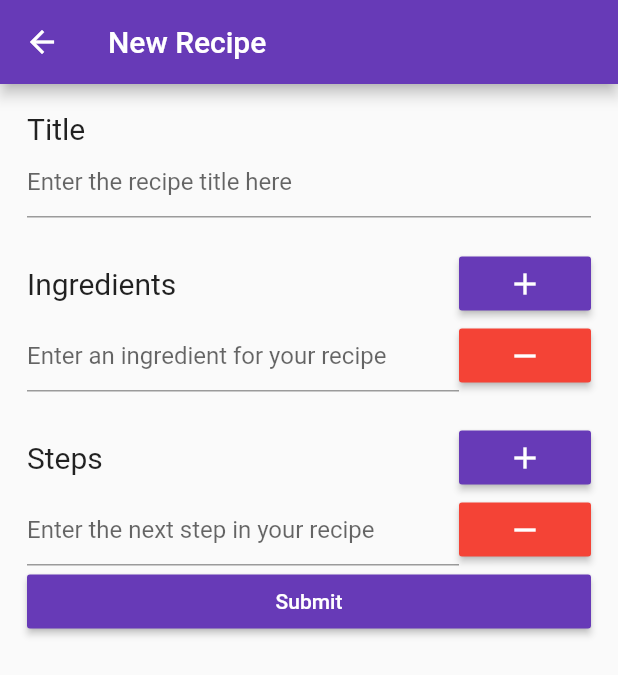
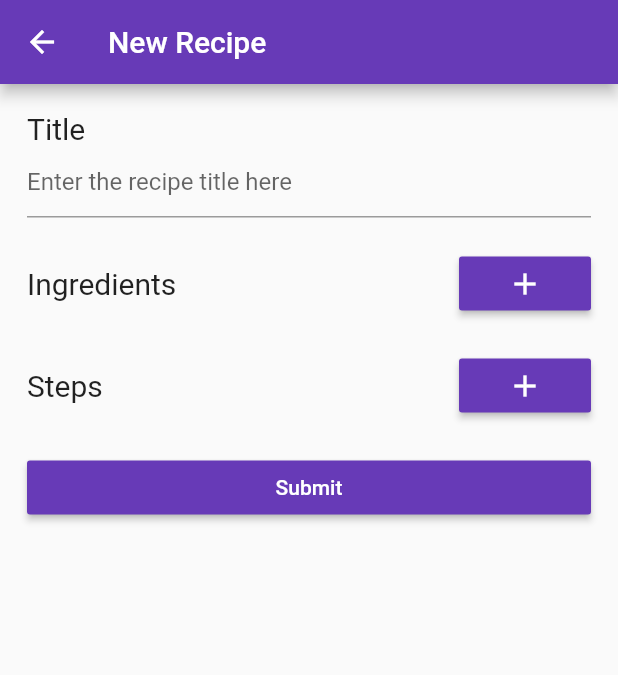
Before and after one commit to hfcook3/meal-manager, a Flutter app: the screen it shows after launch, after a tap on the "add" icon, on a phone screen of 412 x 824 dp. Shown: the top 675 px of the screen. Run offline on Flutter 3.47's test engine with Material 2 defaults, Android fonts, the phone set to English and light mode, and no system bars; our stand-ins replace sqflite; accounts and stored records are empty.

Commit message:
Able to add title-only recipe to DB and refresh list on submit

```diff
--- a/lib/main.dart
+++ b/lib/main.dart
@@ -22,26 +22,7 @@ class MealManagerState extends State<MealManager> {
         theme: ThemeData(
           primarySwatch: Colors.deepPurple,
         ),
-        home: Home());
-  }
-}
-
-class Home extends StatelessWidget {
-  @override
-  Widget build(BuildContext context) {
-    return Scaffold(
-      appBar: AppBar(
-        title: Text('Meal Manager'),
-      ),
-      body: RecipeList(),
-      floatingActionButton: FloatingActionButton(
-        child: Icon(Icons.add),
-        onPressed: () {
-          Navigator.push(context,
-              MaterialPageRoute(builder: (context) => RecipeFormHome()));
-        },
-      ),
-    );
+        home: RecipeList());
   }
 }
 
@@ -59,27 +40,59 @@ class RecipeListState extends State<RecipeList> {
     var dbPath = await getDatabasesPath();
     await Directory(dbPath).create(recursive: true);
 
-    database = await openDatabase(join(dbPath, 'meal_manager.db'));
+    database = await openDatabase(
+      join(dbPath, 'meal_manager.db'),
+      version: 1,
+      onCreate: (Database db, int version) async {
+        await db
+            .execute('CREATE TABLE Recipe(id INTEGER PRIMARY KEY, title TEXT)');
+      },
+    );
     _recipeList = await recipes();
   }
 
   Future<List<Recipe>> recipes() async {
     List<Map<String, dynamic>> recipes;
     try {
-      recipes = await database.query('recipes');
+      recipes = await database.query('Recipe');
     } on Exception catch (e) {
       return new List<Recipe>();
     }
 
     return List.generate(recipes.length, (i) {
-      return Recipe(
+      return Recipe.withData(
           recipes[i]['title'], recipes[i]['ingredients'], recipes[i]['steps']);
     });
   }
 
   @override
   Widget build(BuildContext context) {
-    return _buildRecipes();
+    return Scaffold(
+      appBar: AppBar(
+        title: Text('Meal Manager'),
+      ),
+      body: _buildRecipes(),
+      floatingActionButton: FloatingActionButton(
+        child: Icon(Icons.add),
+        onPressed: () async {
+          List<Recipe> list = await _navigateAndGetResult(context);
+          setState(() {
+            _recipeList = list;
+          });
+        },
+      ),
+    );
+  }
+
+  Future<List<Recipe>> _navigateAndGetResult(BuildContext context) async {
+    final result = await Navigator.push(
+        context, new MaterialPageRoute(builder: (context) => RecipeFormHome()));
+
+    if (result != null) {
+      return await recipes();
+    } else {
+      return _recipeList;
+    }
   }
 
   Widget _buildRecipes() {
@@ -149,7 +162,7 @@ class RecipeView extends StatelessWidget {
               style: TextStyle(fontSize: 24.0),
             ),
             ListView.builder(
-              itemCount: recipe.ingredients.length,
+              itemCount: recipe.ingredients?.length ?? 0,
               itemBuilder: (BuildContext context, int i) {
                 return _buildIngredient(recipe.ingredients[i]);
               },
@@ -161,7 +174,7 @@ class RecipeView extends StatelessWidget {
               style: TextStyle(fontSize: 24.0),
             ),
             ListView.builder(
-              itemCount: recipe.steps.length,
+              itemCount: recipe.steps?.length ?? 0,
               itemBuilder: (BuildContext context, int i) {
                 return _buildStep(recipe.steps[i], i);
               },
--- a/lib/recipe_form.dart
+++ b/lib/recipe_form.dart
@@ -1,4 +1,10 @@
+import 'dart:io';
+
 import 'package:flutter/material.dart';
+import 'package:mealmanager/recipe_model.dart';
+import 'package:path/path.dart';
+import 'package:sqflite/sqflite.dart';
+import 'package:sqflite/sqlite_api.dart';
 import 'package:uuid/uuid.dart';
 
 class RecipeFormHome extends StatelessWidget {
@@ -24,15 +30,25 @@ class RecipeForm extends StatefulWidget {
 class RecipeFormState extends State<RecipeForm> {
   final _formKey = GlobalKey<FormState>();
   final _uuid = Uuid();
+  final titleController = new TextEditingController();
 
-  List<Widget> _ingredientFieldList = List<Widget>();
-  List<Widget> _stepFieldList = List<Widget>();
+  Database database;
+  List<Widget> _ingredientFieldList = new List<Widget>();
+  List<Widget> _stepFieldList = new List<Widget>();
+
+  Recipe _recipe = new Recipe();
 
   @override
   void initState() {
-    _ingredientFieldList = [_buildIngredientField(_uuid.v1())];
-    _stepFieldList = [_buildStepField(_uuid.v1())];
+    _initDb();
     super.initState();
+  }
+
+  Future<void> _initDb() async {
+    var dbPath = await getDatabasesPath();
+    await Directory(dbPath).create(recursive: true);
+
+    database = await openDatabase(join(dbPath, 'meal_manager.db'));
   }
 
   @override
@@ -46,8 +62,12 @@ class RecipeFormState extends State<RecipeForm> {
               style: TextStyle(fontSize: 20),
             ),
             TextFormField(
+              controller: titleController,
               decoration:
                   InputDecoration(hintText: 'Enter the recipe title here'),
+              onSaved: (String value) {
+                _recipe.title = value;
+              },
               validator: (value) {
                 if (value.isEmpty) {
                   return 'Please enter a title.';
@@ -70,8 +90,12 @@ class RecipeFormState extends State<RecipeForm> {
                     textColor: Colors.white,
                     onPressed: () {
                       setState(() {
-                        _ingredientFieldList
-                            .add(_buildIngredientField(_uuid.v1()));
+                        String key = _uuid.v1();
+                        _ingredientFieldList.add(_buildSubField(
+                            key,
+                            'Write a new ingredient',
+                            'Please enter an ingredient',
+                            'ingredients'));
                       });
                     },
                   )
@@ -96,7 +120,12 @@ class RecipeFormState extends State<RecipeForm> {
                     textColor: Colors.white,
                     onPressed: () {
                       setState(() {
-                        _stepFieldList.add(_buildStepField(_uuid.v1()));
+                        String key = _uuid.v1();
+                        _stepFieldList.add(_buildSubField(
+                            key,
+                            'Write the next step',
+                            'Please enter a step',
+                            'steps'));
                       });
                     },
                   )
@@ -106,32 +135,34 @@ class RecipeFormState extends State<RecipeForm> {
             Column(
               children: _stepFieldList,
             ),
-            RaisedButton(
+            Container(
+                padding: EdgeInsets.only(top: 20.0),
+                child: RaisedButton(
                     color: Colors.deepPurple,
                     textColor: Colors.white,
                     onPressed: () {
                       if (_formKey.currentState.validate()) {
-                    Scaffold.of(context).showSnackBar(
-                        SnackBar(content: Text('Processing Data')));
+                        _formKey.currentState.save();
+                        _insertNewRecipe(context);
                       }
                     },
-                child: Text('Submit'))
+                    child: Text('Submit')))
           ],
         ));
   }
 
-  Widget _buildIngredientField(String key) {
+  Widget _buildSubField(
+      String key, String hint, String validationText, String fieldList) {
     return Row(
       key: Key(key),
       mainAxisAlignment: MainAxisAlignment.spaceBetween,
       children: <Widget>[
         Expanded(
           child: TextFormField(
-            decoration: InputDecoration(
-                hintText: 'Enter an ingredient for your recipe'),
+            decoration: InputDecoration(hintText: hint),
             validator: (value) {
               if (value.isEmpty) {
-                return 'Please enter an ingredient.';
+                return validationText;
               }
               return null;
             },
@@ -143,7 +174,12 @@ class RecipeFormState extends State<RecipeForm> {
           textColor: Colors.white,
           onPressed: () {
             setState(() {
-              _ingredientFieldList.removeWhere((form) => form.key == Key(key));
+              if (fieldList == "ingredients") {
+                _ingredientFieldList
+                    .removeWhere((form) => form.key == Key(key));
+              } else {
+                _stepFieldList.removeWhere((form) => form.key == Key(key));
+              }
             });
           },
         )
@@ -151,34 +187,9 @@ class RecipeFormState extends State<RecipeForm> {
     );
   }
 
-  Widget _buildStepField(String key) {
-    return Row(
-      key: Key(key),
-      mainAxisAlignment: MainAxisAlignment.spaceBetween,
-      children: <Widget>[
-        Expanded(
-          child: TextFormField(
-            decoration:
-                InputDecoration(hintText: 'Enter the next step in your recipe'),
-            validator: (value) {
-              if (value.isEmpty) {
-                return 'Please enter a step.';
-              }
-              return null;
-            },
-          ),
-        ),
-        RaisedButton(
-          child: Icon(Icons.remove),
-          color: Colors.red,
-          textColor: Colors.white,
-          onPressed: () {
-            setState(() {
-              _ingredientFieldList.removeWhere((form) => form.key == Key(key));
-            });
-          },
-        )
-      ],
-    );
+  _insertNewRecipe(BuildContext context) async {
+    int id = await database
+        .rawInsert('INSERT INTO Recipe(title) VALUES (?)', [_recipe.title]);
+    Navigator.pop(context, id);
   }
 }
--- a/lib/recipe_model.dart
+++ b/lib/recipe_model.dart
@@ -1,7 +1,8 @@
 class Recipe {
-  final String title;
-  final List<String> ingredients;
-  final List<String> steps;
+  String title;
+  List<String> ingredients;
+  List<String> steps;
 
-  Recipe(this.title, this.ingredients, this.steps);
+  Recipe();
+  Recipe.withData(this.title, this.ingredients, this.steps);
 }
```
Lines whose indentation alone changed are shown as unchanged.
